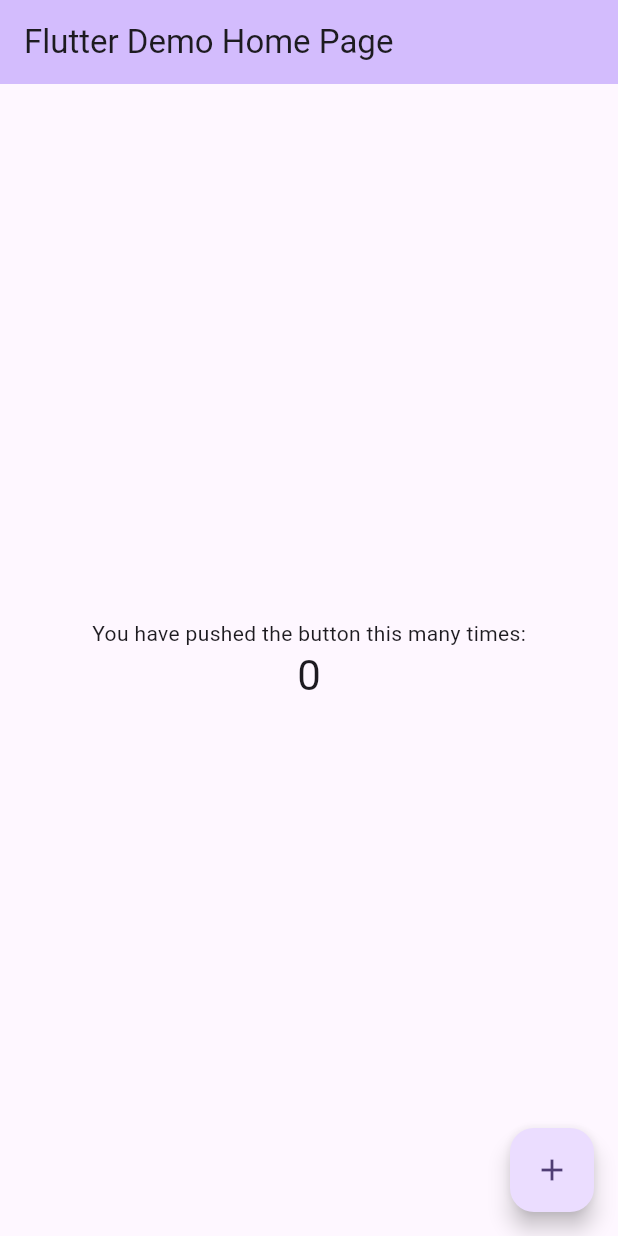
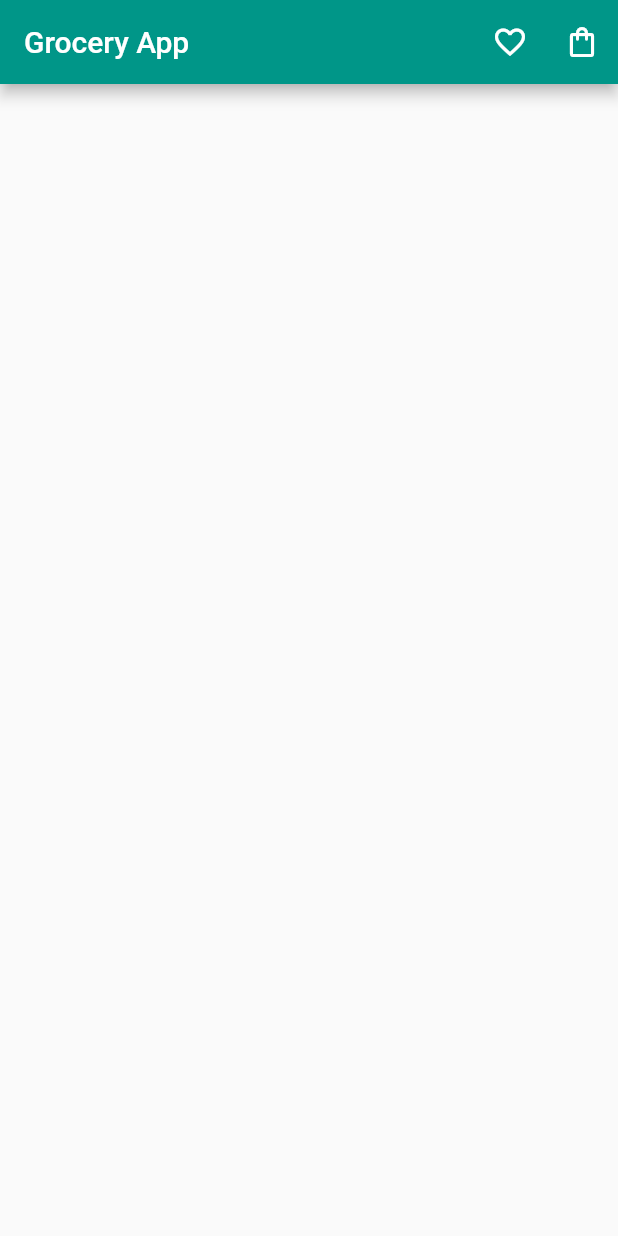
Before and after one commit to ShiffaUrRehman/Grocery-App-Flutter-Bloc, a Flutter app: the screen it shows after launch, on a phone screen of 412 x 824 dp. Run offline on Flutter 3.47's test engine with Material 2 defaults, Android fonts, the phone set to English and light mode, and no system bars; our stand-ins replace bloc, flutter_bloc.

Commit message:
home screen initalize and load with bloc

```diff
--- /dev/null
+++ b/lib/data/grocery_data.dart
@@ -0,0 +1,53 @@
+class GroceryData {
+  static List<Map<String, dynamic>> groceryProducts = [
+    {
+      'id': 1,
+      'name': 'Fresh Apples',
+      'description': 'Crisp and juicy red apples',
+      'price': 2.99,
+      'imageUrl':
+          'https://cdn.britannica.com/22/187222-050-07B17FB6/apples-on-a-tree-branch.jpg',
+    },
+    {
+      'id': 2,
+      'name': 'Bananas',
+      'description': 'Ripe and yellow bananas',
+      'price': 1.99,
+      'imageUrl':
+          'https://th-thumbnailer.cdn-si-edu.com/4Nq8HbTKgX6djk07DqHqRsRuFq0=/1000x750/filters:no_upscale()/https://tf-cmsv2-smithsonianmag-media.s3.amazonaws.com/filer/d5/24/d5243019-e0fc-4b3c-8cdb-48e22f38bff2/istock-183380744.jpg',
+    },
+    {
+      'id': 3,
+      'name': 'Whole Wheat Bread',
+      'description': 'Healthy whole wheat bread loaf',
+      'price': 3.49,
+      'imageUrl':
+          'https://www.31daily.com/wp-content/uploads/2021/04/md-100-Whole-Wheat-Bread-11-1-of-1-scaled.jpg',
+    },
+    {
+      'id': 4,
+      'name': 'Milk (1 Gallon)',
+      'description': 'Fresh and creamy whole milk',
+      'price': 2.79,
+      'imageUrl':
+          'https://img.freepik.com/free-vector/isolated-milk-box-cartoon-style_1308-117384.jpg?w=360',
+    },
+    {
+      'id': 5,
+      'name': 'Eggs (Dozen)',
+      'description': 'Farm-fresh eggs',
+      'price': 1.99,
+      'imageUrl':
+          'https://cdn.britannica.com/94/151894-050-F72A5317/Brown-eggs.jpg',
+    },
+    {
+      'id': 6,
+      'name': 'Spinach',
+      'description': 'Organic spinach leaves',
+      'price': 2.49,
+      'imageUrl':
+          'https://cdn.britannica.com/30/82530-050-79911DD4/Spinach-leaves-vitamins-source-person.jpg',
+    },
+    // Add more products as needed
+  ];
+}
--- /dev/null
+++ b/lib/features/cart/bloc/cart_event.dart
@@ -0,0 +1,4 @@
+part of 'cart_bloc.dart';
+
+@immutable
+sealed class CartEvent {}
--- /dev/null
+++ b/lib/features/cart/bloc/cart_state.dart
@@ -0,0 +1,6 @@
+part of 'cart_bloc.dart';
+
+@immutable
+sealed class CartState {}
+
+final class CartInitial extends CartState {}
--- /dev/null
+++ b/lib/features/home/bloc/home_bloc.dart
@@ -0,0 +1,57 @@
+import 'dart:async';
+
+import 'package:bloc/bloc.dart';
+import 'package:flutter_application_2/data/grocery_data.dart';
+import 'package:flutter_application_2/features/home/models/home_product_data_model.dart';
+import 'package:meta/meta.dart';
+
+part 'home_event.dart';
+part 'home_state.dart';
+
+class HomeBloc extends Bloc<HomeEvent, HomeState> {
+  HomeBloc() : super(HomeInitial()) {
+    on<HomeInitialEvent>(homeInitialEvent);
+    on<HomeProductWishlistButtonClickedEvent>(
+        homeProductWishlistButtonClickedEvent);
+    on<HomeProductCartButtonClickedEvent>(homeProductCartButtonClickedEvent);
+    on<HomeWishlistButtonNavigateEvent>(homeWishlistButtonNavigateEvent);
+    on<HomeCartButtonNavigateEvent>(homeCartButtonNavigateEvent);
+  }
+
+  FutureOr<void> homeInitialEvent(
+      HomeInitialEvent event, Emitter<HomeState> emit) async {
+    emit(HomeLoadingState());
+    await Future.delayed(Duration(seconds: 3));
+    emit(HomeLoadedSuccessState(
+        products: GroceryData.groceryProducts
+            .map((e) => ProductDataModel(
+                id: e['id'],
+                name: e['name'],
+                description: e['description'],
+                price: e['price'],
+                imageUrl: e['imageUrl']))
+            .toList()));
+  }
+
+  FutureOr<void> homeProductWishlistButtonClickedEvent(
+      HomeProductWishlistButtonClickedEvent event, Emitter<HomeState> emit) {
+    print('Wishlist Product clicked');
+  }
+
+  FutureOr<void> homeProductCartButtonClickedEvent(
+      HomeProductCartButtonClickedEvent event, Emitter<HomeState> emit) {
+    print('Cart Product clicked');
+  }
+
+  FutureOr<void> homeWishlistButtonNavigateEvent(
+      HomeWishlistButtonNavigateEvent event, Emitter<HomeState> emit) {
+    print('Wishlist Home clicked');
+    emit(HomeNavigateToWishlistPageActionState());
+  }
+
+  FutureOr<void> homeCartButtonNavigateEvent(
+      HomeCartButtonNavigateEvent event, Emitter<HomeState> emit) {
+    print('Cart Home clicked');
+    emit(HomeNavigateToCartPageActionState());
+  }
+}
--- /dev/null
+++ b/lib/features/home/bloc/home_event.dart
@@ -0,0 +1,14 @@
+part of 'home_bloc.dart';
+
+@immutable
+abstract class HomeEvent {}
+
+class HomeInitialEvent extends HomeEvent {}
+
+class HomeProductWishlistButtonClickedEvent extends HomeEvent {}
+
+class HomeProductCartButtonClickedEvent extends HomeEvent {}
+
+class HomeWishlistButtonNavigateEvent extends HomeEvent {}
+
+class HomeCartButtonNavigateEvent extends HomeEvent {}
--- /dev/null
+++ b/lib/features/home/bloc/home_state.dart
@@ -0,0 +1,22 @@
+part of 'home_bloc.dart';
+
+@immutable
+abstract class HomeState {}
+
+abstract class HomeActionState extends HomeState {}
+
+class HomeInitial extends HomeState {}
+
+class HomeLoadingState extends HomeState {}
+
+class HomeLoadedSuccessState extends HomeState {
+  final List<ProductDataModel> products;
+
+  HomeLoadedSuccessState({required this.products});
+}
+
+class HomeErrorState extends HomeState {}
+
+class HomeNavigateToWishlistPageActionState extends HomeActionState {}
+
+class HomeNavigateToCartPageActionState extends HomeActionState {}
--- /dev/null
+++ b/lib/features/home/models/home_product_data_model.dart
@@ -0,0 +1,14 @@
+class ProductDataModel {
+  final int id;
+  final String name;
+  final String description;
+  final double price;
+  final String imageUrl;
+
+  ProductDataModel(
+      {required this.id,
+      required this.name,
+      required this.description,
+      required this.price,
+      required this.imageUrl});
+}
--- /dev/null
+++ b/lib/features/home/ui/home.dart
@@ -0,0 +1,74 @@
+import 'package:flutter/material.dart';
+import 'package:flutter_application_2/features/cart/ui/cart.dart';
+import 'package:flutter_application_2/features/home/bloc/home_bloc.dart';
+import 'package:flutter_application_2/features/wishlist/ui/wishlist.dart';
+import 'package:flutter_bloc/flutter_bloc.dart';
+
+class Home extends StatefulWidget {
+  const Home({super.key});
+
+  @override
+  State<Home> createState() => _HomeState();
+}
+
+class _HomeState extends State<Home> {
+  @override
+  void initState() {
+    homeBloc.add(HomeInitialEvent());
+    super.initState();
+  }
+
+  final HomeBloc homeBloc = HomeBloc();
+  @override
+  Widget build(BuildContext context) {
+    return BlocConsumer<HomeBloc, HomeState>(
+      bloc: homeBloc,
+      listenWhen: (previous, current) => current is HomeActionState,
+      buildWhen: (previous, current) => current is! HomeActionState,
+      listener: (context, state) {
+        if (state is HomeNavigateToCartPageActionState) {
+          Navigator.push(
+              context, MaterialPageRoute(builder: (context) => Cart()));
+        } else if (state is HomeNavigateToWishlistPageActionState) {
+          Navigator.push(
+              context, MaterialPageRoute(builder: (context) => Wishlist()));
+        }
+      },
+      builder: (context, state) {
+        switch (state.runtimeType) {
+          case HomeLoadingState:
+            return const Scaffold(
+                body: Center(
+              child: CircularProgressIndicator(),
+            ));
+          case HomeLoadedSuccessState:
+            return Scaffold(
+              appBar: AppBar(
+                backgroundColor: Colors.teal,
+                title: Text('Grocery App'),
+                actions: [
+                  IconButton(
+                      onPressed: () {
+                        homeBloc.add(HomeWishlistButtonNavigateEvent());
+                      },
+                      icon: Icon(Icons.favorite_border)),
+                  IconButton(
+                      onPressed: () {
+                        homeBloc.add(HomeCartButtonNavigateEvent());
+                      },
+                      icon: Icon(Icons.shopping_bag_outlined))
+                ],
+              ),
+            );
+          case HomeErrorState:
+            return Scaffold(
+              body: Center(child: Text('Error')),
+            );
+
+          default:
+            return SizedBox();
+        }
+      },
+    );
+  }
+}
--- /dev/null
+++ b/lib/features/wishlist/bloc/wishlist_event.dart
@@ -0,0 +1,4 @@
+part of 'wishlist_bloc.dart';
+
+@immutable
+sealed class WishlistEvent {}
--- /dev/null
+++ b/lib/features/wishlist/bloc/wishlist_state.dart
@@ -0,0 +1,6 @@
+part of 'wishlist_bloc.dart';
+
+@immutable
+sealed class WishlistState {}
+
+final class WishlistInitial extends WishlistState {}
--- a/lib/main.dart
+++ b/lib/main.dart
@@ -1,125 +1,18 @@
 import 'package:flutter/material.dart';
+import 'package:flutter_application_2/features/home/ui/home.dart';
 
 void main() {
-  runApp(const MyApp());
+  runApp(MyApp());
 }
 
 class MyApp extends StatelessWidget {
   const MyApp({super.key});
 
-  // This widget is the root of your application.
   @override
   Widget build(BuildContext context) {
     return MaterialApp(
-      title: 'Flutter Demo',
-      theme: ThemeData(
-        // This is the theme of your application.
-        //
-        // TRY THIS: Try running your application with "flutter run". You'll see
-        // the application has a blue toolbar. Then, without quitting the app,
-        // try changing the seedColor in the colorScheme below to Colors.green
-        // and then invoke "hot reload" (save your changes or press the "hot
-        // reload" button in a Flutter-supported IDE, or press "r" if you used
-        // the command line to start the app).
-        //
-        // Notice that the counter didn't reset back to zero; the application
-        // state is not lost during the reload. To reset the state, use hot
-        // restart instead.
-        //
-        // This works for code too, not just values: Most code changes can be
-        // tested with just a hot reload.
-        colorScheme: ColorScheme.fromSeed(seedColor: Colors.deepPurple),
-        useMaterial3: true,
-      ),
-      home: const MyHomePage(title: 'Flutter Demo Home Page'),
+      debugShowCheckedModeBanner: false,
+      home: Home(),
     );
   }
 }
-
-class MyHomePage extends StatefulWidget {
-  const MyHomePage({super.key, required this.title});
-
-  // This widget is the home page of your application. It is stateful, meaning
-  // that it has a State object (defined below) that contains fields that affect
-  // how it looks.
-
-  // This class is the configuration for the state. It holds the values (in this
-  // case the title) provided by the parent (in this case the App widget) and
-  // used by the build method of the State. Fields in a Widget subclass are
-  // always marked "final".
-
-  final String title;
-
-  @override
-  State<MyHomePage> createState() => _MyHomePageState();
-}
-
-class _MyHomePageState extends State<MyHomePage> {
-  int _counter = 0;
-
-  void _incrementCounter() {
-    setState(() {
-      // This call to setState tells the Flutter framework that something has
-      // changed in this State, which causes it to rerun the build method below
-      // so that the display can reflect the updated values. If we changed
-      // _counter without calling setState(), then the build method would not be
-      // called again, and so nothing would appear to happen.
-      _counter++;
-    });
-  }
-
-  @override
-  Widget build(BuildContext context) {
-    // This method is rerun every time setState is called, for instance as done
-    // by the _incrementCounter method above.
-    //
-    // The Flutter framework has been optimized to make rerunning build methods
-    // fast, so that you can just rebuild anything that needs updating rather
-    // than having to individually change instances of widgets.
-    return Scaffold(
-      appBar: AppBar(
-        // TRY THIS: Try changing the color here to a specific color (to
-        // Colors.amber, perhaps?) and trigger a hot reload to see the AppBar
-        // change color while the other colors stay the same.
-        backgroundColor: Theme.of(context).colorScheme.inversePrimary,
-        // Here we take the value from the MyHomePage object that was created by
-        // the App.build method, and use it to set our appbar title.
-        title: Text(widget.title),
-      ),
-      body: Center(
-        // Center is a layout widget. It takes a single child and positions it
-        // in the middle of the parent.
-        child: Column(
-          // Column is also a layout widget. It takes a list of children and
-          // arranges them vertically. By default, it sizes itself to fit its
-          // children horizontally, and tries to be as tall as its parent.
-          //
-          // Column has various properties to control how it sizes itself and
-          // how it positions its children. Here we use mainAxisAlignment to
-          // center the children vertically; the main axis here is the vertical
-          // axis because Columns are vertical (the cross axis would be
-          // horizontal).
-          //
-          // TRY THIS: Invoke "debug painting" (choose the "Toggle Debug Paint"
-          // action in the IDE, or press "p" in the console), to see the
-          // wireframe for each widget.
-          mainAxisAlignment: MainAxisAlignment.center,
-          children: <Widget>[
-            const Text(
-              'You have pushed the button this many times:',
-            ),
-            Text(
-              '$_counter',
-              style: Theme.of(context).textTheme.headlineMedium,
-            ),
-          ],
-        ),
-      ),
-      floatingActionButton: FloatingActionButton(
-        onPressed: _incrementCounter,
-        tooltip: 'Increment',
-        child: const Icon(Icons.add),
-      ), // This trailing comma makes auto-formatting nicer for build methods.
-    );
-  }
-}
```
Also changed, not shown: lib/features/cart/bloc/cart_bloc.dart (added, +13 -0 lines), lib/features/cart/ui/cart.dart (added, +15 -0 lines), lib/features/wishlist/bloc/wishlist_bloc.dart (added, +13 -0 lines), lib/features/wishlist/ui/wishlist.dart (added, +15 -0 lines), pubspec.yaml (+4 -4 lines), pubspec.lock.
